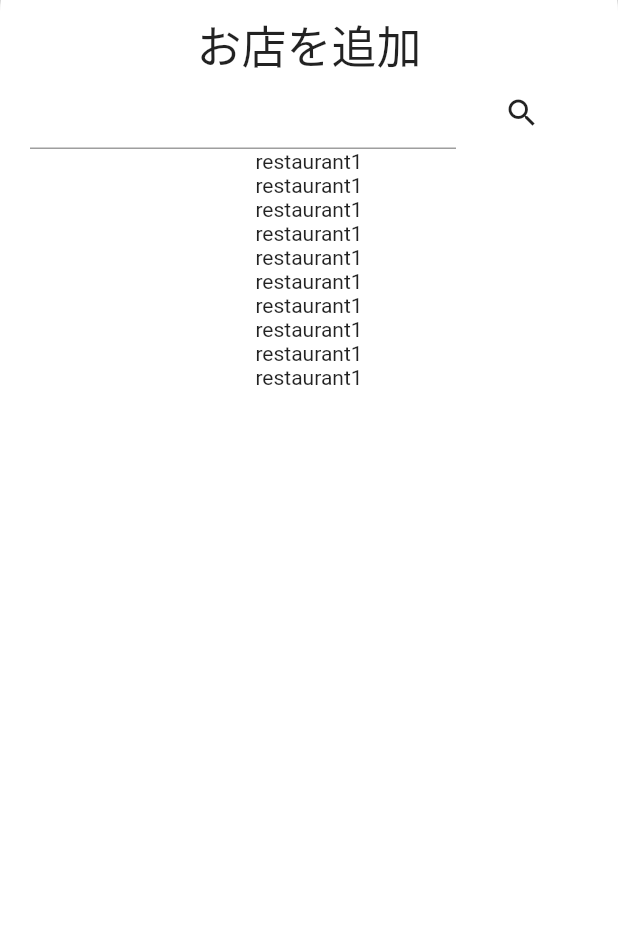
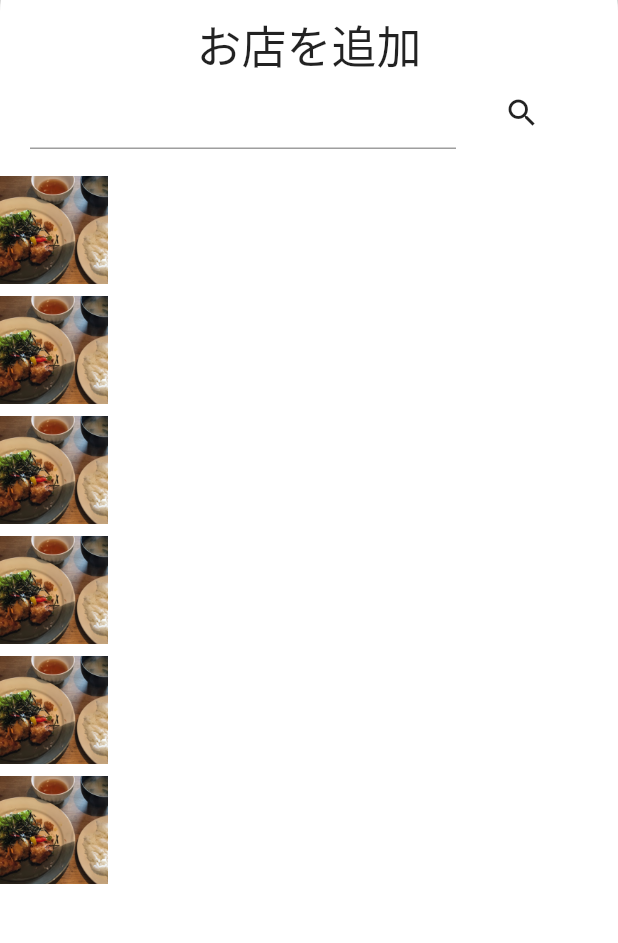
Before and after one commit to atrn0/goyotashi_client, a Flutter app: the screen it shows after launch, on a phone screen of 412 x 824 dp, the part 208-1151 px from its top. Run offline on Flutter 3.47's test engine with Material 2 defaults, Android fonts, the phone set to English and light mode, and no system bars; drawn by our look-alikes of sticky_headers.

Commit message:
レストランの検索結果の画像を追加

```diff
--- /dev/null
+++ b/lib/components/restaurants/restaurant_search_result.dart
@@ -0,0 +1,23 @@
+import 'package:flutter/cupertino.dart';
+
+class RestaurantSearchResult extends StatelessWidget {
+  final _size = 72.0;
+  @override
+  Widget build(BuildContext context) {
+    return Padding(
+      padding: const EdgeInsets.only(top: 8),
+      child: Row(
+        children: <Widget>[
+          Image(
+            width: _size,
+            height: _size,
+            fit: BoxFit.cover,
+            image: AssetImage(
+              'assets/hiraganakan.jpg', // TODO: replace with real image
+            ),
+          ),
+        ],
+      ),
+    );
+  }
+}
--- a/lib/components/restaurants/search_restaurant_sheet.dart
+++ b/lib/components/restaurants/search_restaurant_sheet.dart
@@ -1,4 +1,5 @@
 import 'package:flutter/material.dart';
+import 'package:goyotashi_client/components/restaurants/restaurant_search_result.dart';
 import 'package:sticky_headers/sticky_headers/widget.dart';
 
 class SearchRestaurantSheet extends StatelessWidget {
@@ -37,6 +38,7 @@ class SearchRestaurantSheet extends StatelessWidget {
 
   _header(context) {
     return Container(
+      padding: EdgeInsets.only(bottom: 10),
       width: double.infinity,
       color: Colors.white,
       child: Column(
@@ -74,16 +76,12 @@ class SearchRestaurantSheet extends StatelessWidget {
   _searchResults() {
     return Column(
       children: <Widget>[
-        Text('restaurant1'),
-        Text('restaurant1'),
-        Text('restaurant1'),
-        Text('restaurant1'),
-        Text('restaurant1'),
-        Text('restaurant1'),
-        Text('restaurant1'),
-        Text('restaurant1'),
-        Text('restaurant1'),
-        Text('restaurant1'),
+        RestaurantSearchResult(),
+        RestaurantSearchResult(),
+        RestaurantSearchResult(),
+        RestaurantSearchResult(),
+        RestaurantSearchResult(),
+        RestaurantSearchResult(),
       ],
     );
   }
```
